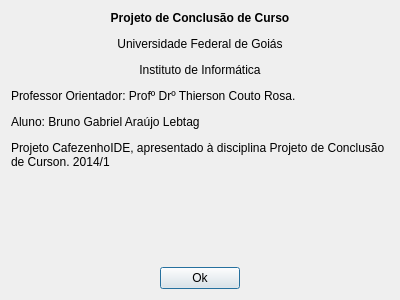
First picture: the form in about.ui, repository brlebtag/cafezinho-ide, before the edit.
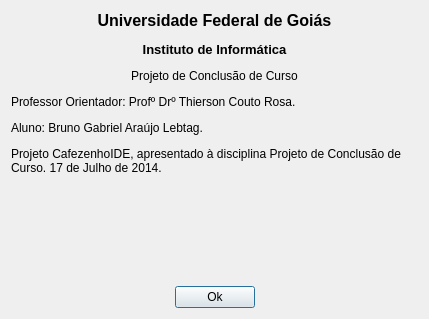
Second picture: the form after the edit. Icons and pictures are not drawn.

Commit message: Corrigido as logos e about

```diff
--- a/about.ui
+++ b/about.ui
@@ -6,8 +6,8 @@
    <rect>
     <x>0</x>
     <y>0</y>
-    <width>400</width>
-    <height>300</height>
+    <width>429</width>
+    <height>319</height>
    </rect>
   </property>
   <property name="windowTitle">
@@ -15,18 +15,98 @@
   </property>
   <layout class="QGridLayout" name="gridLayout">
    <item row="0" column="0">
-    <layout class="QVBoxLayout" name="verticalLayout">
-     <item>
       <widget class="QLabel" name="label">
        <property name="text">
-        <string>&lt;html&gt;&lt;head/&gt;&lt;body&gt;&lt;p align=&quot;center&quot;&gt;&lt;span style=&quot; font-weight:600;&quot;&gt;Projeto de Conclusão de Curso&lt;/span&gt;&lt;/p&gt;&lt;p align=&quot;center&quot;&gt;Universidade Federal de Goiás&lt;/p&gt;&lt;p align=&quot;center&quot;&gt;Instituto de Informática&lt;/p&gt;&lt;p&gt;Professor Orientador: Profº Drº Thierson Couto Rosa.&lt;/p&gt;&lt;p&gt;Aluno: Bruno Gabriel Araújo Lebtag&lt;/p&gt;&lt;p&gt;Projeto CafezenhoIDE, apresentado à disciplina Projeto de Conclusão de Curson. 2014/1&lt;/p&gt;&lt;/body&gt;&lt;/html&gt;</string>
+      <string>&lt;html&gt;&lt;head/&gt;&lt;body&gt;&lt;p align=&quot;center&quot;&gt;&lt;span style=&quot; font-size:12pt; font-weight:600;&quot;&gt;Universidade Federal de Goiás&lt;/span&gt;&lt;/p&gt;&lt;p align=&quot;center&quot;&gt;&lt;span style=&quot; font-size:10pt; font-weight:600;&quot;&gt;Instituto de Informática&lt;/span&gt;&lt;/p&gt;&lt;p align=&quot;center&quot;&gt;Projeto de Conclusão de Curso&lt;/p&gt;&lt;p&gt;Professor Orientador: Profº Drº Thierson Couto Rosa.&lt;/p&gt;&lt;p&gt;Aluno: Bruno Gabriel Araújo Lebtag.&lt;/p&gt;&lt;p&gt;Projeto CafezenhoIDE, apresentado à disciplina Projeto de Conclusão de Curso. 17 de Julho de 2014.&lt;/p&gt;&lt;/body&gt;&lt;/html&gt;</string>
        </property>
        <property name="wordWrap">
         <bool>true</bool>
        </property>
       </widget>
      </item>
+   <item row="1" column="0">
+    <spacer name="verticalSpacer_2">
+     <property name="orientation">
+      <enum>Qt::Vertical</enum>
+     </property>
+     <property name="sizeHint" stdset="0">
+      <size>
+       <width>20</width>
+       <height>21</height>
+      </size>
+     </property>
+    </spacer>
+   </item>
+   <item row="2" column="0">
+    <layout class="QHBoxLayout" name="horizontalLayout_2">
      <item>
+      <spacer name="horizontalSpacer_4">
+       <property name="orientation">
+        <enum>Qt::Horizontal</enum>
+       </property>
+       <property name="sizeHint" stdset="0">
+        <size>
+         <width>40</width>
+         <height>20</height>
+        </size>
+       </property>
+      </spacer>
+     </item>
+     <item>
+      <widget class="QLabel" name="label_2">
+       <property name="sizePolicy">
+        <sizepolicy hsizetype="Fixed" vsizetype="Fixed">
+         <horstretch>0</horstretch>
+         <verstretch>0</verstretch>
+        </sizepolicy>
+       </property>
+       <property name="text">
+        <string>&lt;html&gt;&lt;head/&gt;&lt;body&gt;&lt;p&gt;&lt;img src=&quot;:/logo-final-min.png&quot;/&gt;&lt;/p&gt;&lt;/body&gt;&lt;/html&gt;</string>
+       </property>
+      </widget>
+     </item>
+     <item>
+      <spacer name="horizontalSpacer_3">
+       <property name="orientation">
+        <enum>Qt::Horizontal</enum>
+       </property>
+       <property name="sizeHint" stdset="0">
+        <size>
+         <width>40</width>
+         <height>20</height>
+        </size>
+       </property>
+      </spacer>
+     </item>
+     <item>
+      <widget class="QLabel" name="label_3">
+       <property name="sizePolicy">
+        <sizepolicy hsizetype="Fixed" vsizetype="Fixed">
+         <horstretch>0</horstretch>
+         <verstretch>0</verstretch>
+        </sizepolicy>
+       </property>
+       <property name="text">
+        <string>&lt;html&gt;&lt;head/&gt;&lt;body&gt;&lt;p&gt;&lt;img src=&quot;:/ide-logo-final-min.png&quot;/&gt;&lt;/p&gt;&lt;/body&gt;&lt;/html&gt;</string>
+       </property>
+      </widget>
+     </item>
+     <item>
+      <spacer name="horizontalSpacer_5">
+       <property name="orientation">
+        <enum>Qt::Horizontal</enum>
+       </property>
+       <property name="sizeHint" stdset="0">
+        <size>
+         <width>40</width>
+         <height>20</height>
+        </size>
+       </property>
+      </spacer>
+     </item>
+    </layout>
+   </item>
+   <item row="3" column="0">
       <spacer name="verticalSpacer">
        <property name="orientation">
         <enum>Qt::Vertical</enum>
@@ -34,12 +114,12 @@
        <property name="sizeHint" stdset="0">
         <size>
          <width>20</width>
-         <height>40</height>
+       <height>19</height>
         </size>
        </property>
       </spacer>
      </item>
-     <item>
+   <item row="4" column="0">
       <layout class="QHBoxLayout" name="horizontalLayout">
        <item>
         <spacer name="horizontalSpacer_2">
@@ -73,8 +153,6 @@
           </size>
          </property>
         </spacer>
-       </item>
-      </layout>
      </item>
     </layout>
    </item>
```
Lines whose indentation alone changed are shown as unchanged. The commit also changes 4 other files.
